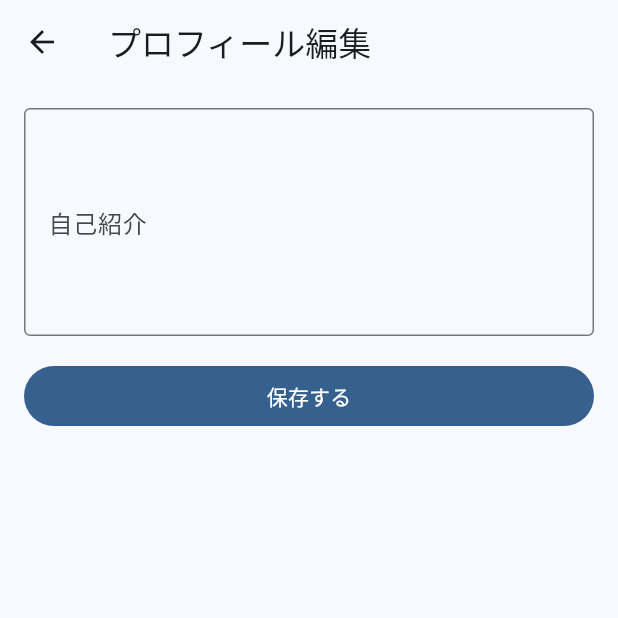
After one commit to clipboard435/clip_board, a Flutter app: the screen it shows once a user with an empty profile is signed in, item 5 of the bottom bar chosen, after a tap on "プロフィールを編集する", on a phone screen of 412 x 824 dp, the top half of it. The commit adds this screen. Run offline on Flutter 3.47's test engine with Material 3 defaults, Android fonts, the phone set to English and light mode, and no system bars; our stand-ins replace cloud_firestore, file_picker, firebase_auth, firebase_core, firebase_storage; accounts and stored records are empty; generated files the repository leaves out were written again.

Commit message:
my投稿ページ作成

```diff
--- /dev/null
+++ b/lib/screens/account_screen.dart
@@ -0,0 +1,391 @@
+import 'package:cloud_firestore/cloud_firestore.dart';
+import 'package:firebase_auth/firebase_auth.dart';
+import 'package:flutter/material.dart';
+
+import '../widgets/post_card.dart';
+import 'profile_edit_screen.dart';
+
+class AccountScreen extends StatefulWidget {
+  const AccountScreen({super.key});
+
+  @override
+  State<AccountScreen> createState() => _AccountScreenState();
+}
+
+class _AccountScreenState extends State<AccountScreen> {
+  final uid = FirebaseAuth.instance.currentUser!.uid;
+  String displayName =
+      FirebaseAuth.instance.currentUser?.displayName ??
+      (FirebaseAuth.instance.currentUser?.email ?? 'user');
+
+  // ----- stats -----
+  int postCount = 0;
+  int followerCount = 0;  // users/{uid}/followers の件数（なければ0）
+  int followingCount = 0; // users/{uid}/following の件数（なければ0）
+  int receivedLikeSum = 0; // もらった♡合計（自分の投稿の likeCount 合計）
+  int receivedClipSum = 0; // もらった📎合計（自分の投稿の clipCount 合計）
+  String bio = '';
+
+  bool loadingStats = true;
+
+  @override
+  void initState() {
+    super.initState();
+    _loadStats();
+  }
+
+  Future<void> _loadStats() async {
+  try {
+    final postsQuery = FirebaseFirestore.instance
+        .collection('posts')
+        .where('userId', isEqualTo: uid);
+
+    // ① 投稿の取得（件数＋合計値計算に使う）
+    final postsSnap = await postsQuery.get();
+    postCount = postsSnap.size; // ← Aggregateではなく size を使用
+
+    // ② 自己紹介
+    final userDoc =
+        await FirebaseFirestore.instance.collection('users').doc(uid).get();
+    bio = (userDoc.data()?['bio'] ?? '') as String;
+
+    // ③ フォロワー / フォロー中（サブコレクションがある場合）
+    try {
+      final folSnap = await FirebaseFirestore.instance
+          .collection('users')
+          .doc(uid)
+          .collection('followers')
+          .get();
+      followerCount = folSnap.size; // ← size
+    } catch (_) {}
+    try {
+      final fol2Snap = await FirebaseFirestore.instance
+          .collection('users')
+          .doc(uid)
+          .collection('following')
+          .get();
+      followingCount = fol2Snap.size; // ← size
+    } catch (_) {}
+
+    // ④ もらった いいね / クリップ の合計
+    int likeSum = 0;
+    int clipSum = 0;
+    for (final d in postsSnap.docs) {
+      final m = d.data() as Map<String, dynamic>;
+      likeSum += (m['likeCount'] ?? 0) as int;
+      clipSum += (m['clipCount'] ?? 0) as int;
+    }
+    receivedLikeSum = likeSum;
+    receivedClipSum = clipSum;
+  } finally {
+    if (mounted) setState(() => loadingStats = false);
+  }
+}
+
+
+  @override
+  Widget build(BuildContext context) {
+    final nameStyle = Theme.of(context).textTheme.titleMedium;
+
+    return Scaffold(
+      appBar: AppBar(
+        title: const Text('アカウント'),
+        actions: [
+          IconButton(
+            icon: const Icon(Icons.logout),
+            onPressed: () => FirebaseAuth.instance.signOut(),
+          ),
+        ],
+      ),
+      body: RefreshIndicator(
+        onRefresh: _loadStats,
+        child: SingleChildScrollView(
+          physics: const AlwaysScrollableScrollPhysics(),
+          padding: const EdgeInsets.fromLTRB(16, 12, 16, 24),
+          child: Column(
+            crossAxisAlignment: CrossAxisAlignment.start,
+            children: [
+              // --- ヘッダ（アイコン＋名前＋統計） ---
+              Text(displayName, style: nameStyle),
+              const SizedBox(height: 8),
+              Row(
+                crossAxisAlignment: CrossAxisAlignment.start,
+                children: [
+                  // Avatar
+                  const CircleAvatar(radius: 32, child: Icon(Icons.person, size: 28)),
+                  const SizedBox(width: 16),
+                  // Stats
+                  Expanded(
+                    child: loadingStats
+                        ? const Center(child: Padding(
+                            padding: EdgeInsets.only(top: 16),
+                            child: CircularProgressIndicator(),
+                          ))
+                        : _StatsTable(
+                            postCount: postCount,
+                            followerCount: followerCount,
+                            followingCount: followingCount,
+                            receivedLikeSum: receivedLikeSum,
+                            receivedClipSum: receivedClipSum,
+                          ),
+                  ),
+                ],
+              ),
+
+              const SizedBox(height: 16),
+              // --- 自己紹介 + 編集ボタン ---
+              if (bio.isNotEmpty)
+                Text(bio),
+              const SizedBox(height: 8),
+              SizedBox(
+                width: double.infinity,
+                child: FilledButton(
+                  onPressed: () async {
+                    await Navigator.push(
+                      context,
+                      MaterialPageRoute(builder: (_) => const ProfileEditScreen()),
+                    );
+                    _loadStats(); // 変更反映
+                  },
+                  child: const Text('プロフィールを編集する'),
+                ),
+              ),
+
+              const SizedBox(height: 24),
+              // --- お気に入り一覧（横スクロール） ---
+              Row(
+                children: const [
+                  Icon(Icons.bookmark_border),
+                  SizedBox(width: 8),
+                  Text('お気に入り一覧', style: TextStyle(fontWeight: FontWeight.bold)),
+                ],
+              ),
+              const SizedBox(height: 8),
+              SizedBox(
+                height: 92,
+                child: StreamBuilder<QuerySnapshot>(
+                  stream: FirebaseFirestore.instance
+                      .collection('posts')
+                      .where('clippedBy', arrayContains: uid)
+                      // .orderBy('createdAt', descending: true) // インデックス後に有効化
+                      .limit(24)
+                      .snapshots(),
+                  builder: (context, snap) {
+                    if (snap.connectionState == ConnectionState.waiting) {
+                      return const Center(child: CircularProgressIndicator());
+                    }
+                    final docs = snap.data?.docs ?? [];
+                    if (docs.isEmpty) {
+                      return const Center(child: Text('まだクリップがありません'));
+                    }
+                    return ListView.separated(
+                      scrollDirection: Axis.horizontal,
+                      itemCount: docs.length,
+                      separatorBuilder: (_, __) => const SizedBox(width: 8),
+                      itemBuilder: (_, i) {
+                        final data = docs[i].data() as Map<String, dynamic>;
+                        final imgs = (data['images'] as List?)
+                                ?.whereType<String>()
+                                .map((e) => e.trim())
+                                .toList() ??
+                            <String>[];
+                        final url = imgs.isNotEmpty ? imgs.first : (data['imageUrl'] ?? '');
+                        return ClipRRect(
+                          borderRadius: BorderRadius.circular(8),
+                          child: AspectRatio(
+                            aspectRatio: 1,
+                            child: url.toString().isEmpty
+                                ? const ColoredBox(color: Color(0x11000000))
+                                : Image.network(
+                                    url,
+                                    fit: BoxFit.cover,
+                                    errorBuilder: (_, __, ___) => const Icon(Icons.broken_image),
+                                  ),
+                          ),
+                        );
+                      },
+                    );
+                  },
+                ),
+              ),
+
+              // --- 「すべてのお気に入りを見る」 ---
+              Align(
+                alignment: Alignment.center,
+                child: TextButton(
+                  onPressed: () {
+                    // 既存の FavoritesScreen を使ってください
+                    Navigator.of(context).pushNamed('/favorites');
+                  },
+                  child: const Text('すべてのお気に入りを見る'),
+                ),
+              ),
+
+              const SizedBox(height: 16),
+              // --- 自分の投稿一覧（グリッド3列） ---
+              Row(
+                children: const [
+                  Icon(Icons.photo_camera_outlined),
+                  SizedBox(width: 8),
+                  Text('投稿一覧', style: TextStyle(fontWeight: FontWeight.bold)),
+                ],
+              ),
+              const SizedBox(height: 8),
+              StreamBuilder<QuerySnapshot>(
+                stream: FirebaseFirestore.instance
+                    .collection('posts')
+                    .where('userId', isEqualTo: uid)
+                    .orderBy('createdAt', descending: true)
+                    .snapshots(),
+                builder: (context, snap) {
+                  if (snap.connectionState == ConnectionState.waiting) {
+                    return const Padding(
+                      padding: EdgeInsets.symmetric(vertical: 24),
+                      child: Center(child: CircularProgressIndicator()),
+                    );
+                  }
+                  final docs = snap.data?.docs ?? [];
+                  if (docs.isEmpty) {
+                    return const Padding(
+                      padding: EdgeInsets.symmetric(vertical: 24),
+                      child: Center(child: Text('まだ投稿がありません')),
+                    );
+                  }
+                  return GridView.builder(
+                    shrinkWrap: true,
+                    physics: const NeverScrollableScrollPhysics(),
+                    gridDelegate: const SliverGridDelegateWithFixedCrossAxisCount(
+                      crossAxisCount: 3,
+                      mainAxisSpacing: 6,
+                      crossAxisSpacing: 6,
+                      childAspectRatio: 1,
+                    ),
+                    itemCount: docs.length,
+                    itemBuilder: (_, i) {
+                      final doc = docs[i];
+                      final data = doc.data() as Map<String, dynamic>;
+                      final images = (data['images'] as List?)
+                              ?.whereType<String>()
+                              .map((s) => s.trim())
+                              .toList() ??
+                          <String>[];
+                      final thumb = images.isNotEmpty ? images.first : (data['imageUrl'] ?? '');
+
+                      return InkWell(
+                        onTap: () {
+                          showModalBottomSheet(
+                            context: context,
+                            isScrollControlled: true,
+                            backgroundColor: Colors.transparent,
+                            builder: (_) => DraggableScrollableSheet(
+                              initialChildSize: 0.9,
+                              minChildSize: 0.5,
+                              maxChildSize: 0.95,
+                              builder: (context, controller) {
+                                return Container(
+                                  decoration: const BoxDecoration(
+                                    color: Colors.white,
+                                    borderRadius: BorderRadius.vertical(top: Radius.circular(16)),
+                                  ),
+                                  padding: const EdgeInsets.only(top: 8),
+                                  child: ListView(
+                                    controller: controller,
+                                    children: [
+                                      Padding(
+                                        padding: const EdgeInsets.only(bottom: 24),
+                                        child: PostCard(
+                                          postId: doc.id,
+                                          images: images.isEmpty ? [thumb.toString()] : images,
+                                          userName: (data['userName'] ?? 'ユーザー').toString(),
+                                          text: (data['text'] ?? '').toString(),
+                                          likedBy: (data['likedBy'] as List?)?.whereType<String>().toList() ?? <String>[],
+                                          likeCount: (data['likeCount'] ?? 0) as int,
+                                          clippedBy: (data['clippedBy'] as List?)?.whereType<String>().toList() ?? <String>[],
+                                          clipCount: (data['clipCount'] ?? 0) as int,
+                                        ),
+                                      ),
+                                    ],
+                                  ),
+                                );
+                              },
+                            ),
+                          );
+                        },
+                        child: ClipRRect(
+                          borderRadius: BorderRadius.circular(8),
+                          child: AspectRatio(
+                            aspectRatio: 1,
+                            child: thumb.toString().isEmpty
+                                ? const ColoredBox(color: Color(0x11000000))
+                                : Image.network(
+                                    thumb,
+                                    fit: BoxFit.cover,
+                                    errorBuilder: (_, __, ___) => const Icon(Icons.broken_image),
+                                  ),
+                          ),
+                        ),
+                      );
+                    },
+                  );
+                },
+              ),
+
+              Align(
+                alignment: Alignment.center,
+                child: TextButton(
+                  onPressed: () {
+                    // 必要なら「すべての投稿を見る」画面へ
+                  },
+                  child: const Text('すべての投稿を見る'),
+                ),
+              ),
+            ],
+          ),
+        ),
+      ),
+    );
+  }
+}
+
+class _StatsTable extends StatelessWidget {
+  const _StatsTable({
+    required this.postCount,
+    required this.followerCount,
+    required this.followingCount,
+    required this.receivedLikeSum,
+    required this.receivedClipSum,
+  });
+
+  final int postCount;
+  final int followerCount;
+  final int followingCount;
+  final int receivedLikeSum;
+  final int receivedClipSum;
+
+  @override
+  Widget build(BuildContext context) {
+    Text _num(int n) => Text('$n', style: const TextStyle(fontWeight: FontWeight.w700, fontSize: 16));
+    const label = TextStyle(fontSize: 12, color: Colors.black54);
+
+    return Column(
+      children: [
+        Row(
+          mainAxisAlignment: MainAxisAlignment.spaceAround,
+          children: [
+            Column(children: [const Text('投稿数', style: label), _num(postCount)]),
+            Column(children: [const Text('フォロワー', style: label), _num(followerCount)]),
+            Column(children: [const Text('フォロー中', style: label), _num(followingCount)]),
+          ],
+        ),
+        const SizedBox(height: 12),
+        Row(
+          mainAxisAlignment: MainAxisAlignment.spaceAround,
+          children: [
+            Column(children: [const Text('いいねされた数', style: label), _num(receivedLikeSum)]),
+            Column(children: [const Text('お気に入りされた数', style: label), _num(receivedClipSum)]),
+          ],
+        ),
+      ],
+    );
+  }
+}
--- a/lib/screens/post_list_screen.dart
+++ b/lib/screens/post_list_screen.dart
@@ -4,6 +4,7 @@ import 'package:cloud_firestore/cloud_firestore.dart';
 import 'package:firebase_auth/firebase_auth.dart';
 
 import '../widgets/post_card.dart';
+import 'account_screen.dart';
 import 'post_editor_screen.dart';
 import 'favorites_screen.dart';
 
@@ -83,6 +84,8 @@ class PostListScreen extends StatelessWidget {
             Navigator.push(context, MaterialPageRoute(builder: (_) => const PostEditorScreen()));
           } else if (index == 3) {
             Navigator.push(context, MaterialPageRoute(builder: (_) => const FavoritesScreen(columns: 3)));
+          } else if (index == 4) {
+            Navigator.push(context, MaterialPageRoute(builder: (_) => const AccountScreen()));
           }
         },
       ),
--- /dev/null
+++ b/lib/screens/profile_edit_screen.dart
@@ -0,0 +1,70 @@
+import 'package:cloud_firestore/cloud_firestore.dart';
+import 'package:firebase_auth/firebase_auth.dart';
+import 'package:flutter/material.dart';
+
+class ProfileEditScreen extends StatefulWidget {
+  const ProfileEditScreen({super.key});
+
+  @override
+  State<ProfileEditScreen> createState() => _ProfileEditScreenState();
+}
+
+class _ProfileEditScreenState extends State<ProfileEditScreen> {
+  final uid = FirebaseAuth.instance.currentUser!.uid;
+  final bioCtrl = TextEditingController();
+  bool saving = false;
+
+  @override
+  void initState() {
+    super.initState();
+    _load();
+  }
+
+  Future<void> _load() async {
+    final doc = await FirebaseFirestore.instance.collection('users').doc(uid).get();
+    bioCtrl.text = (doc.data()?['bio'] ?? '') as String;
+  }
+
+  Future<void> _save() async {
+    setState(() => saving = true);
+    try {
+      await FirebaseFirestore.instance.collection('users').doc(uid).set(
+        {'bio': bioCtrl.text.trim()},
+        SetOptions(merge: true),
+      );
+      if (mounted) Navigator.pop(context);
+    } finally {
+      if (mounted) setState(() => saving = false);
+    }
+  }
+
+  @override
+  Widget build(BuildContext context) {
+    return Scaffold(
+      appBar: AppBar(title: const Text('プロフィール編集')),
+      body: Padding(
+        padding: const EdgeInsets.all(16),
+        child: Column(
+          children: [
+            TextField(
+              controller: bioCtrl,
+              maxLines: 5,
+              decoration: const InputDecoration(
+                labelText: '自己紹介',
+                border: OutlineInputBorder(),
+              ),
+            ),
+            const SizedBox(height: 16),
+            SizedBox(
+              width: double.infinity,
+              child: FilledButton(
+                onPressed: saving ? null : _save,
+                child: Text(saving ? '保存中…' : '保存する'),
+              ),
+            ),
+          ],
+        ),
+      ),
+    );
+  }
+}
```
